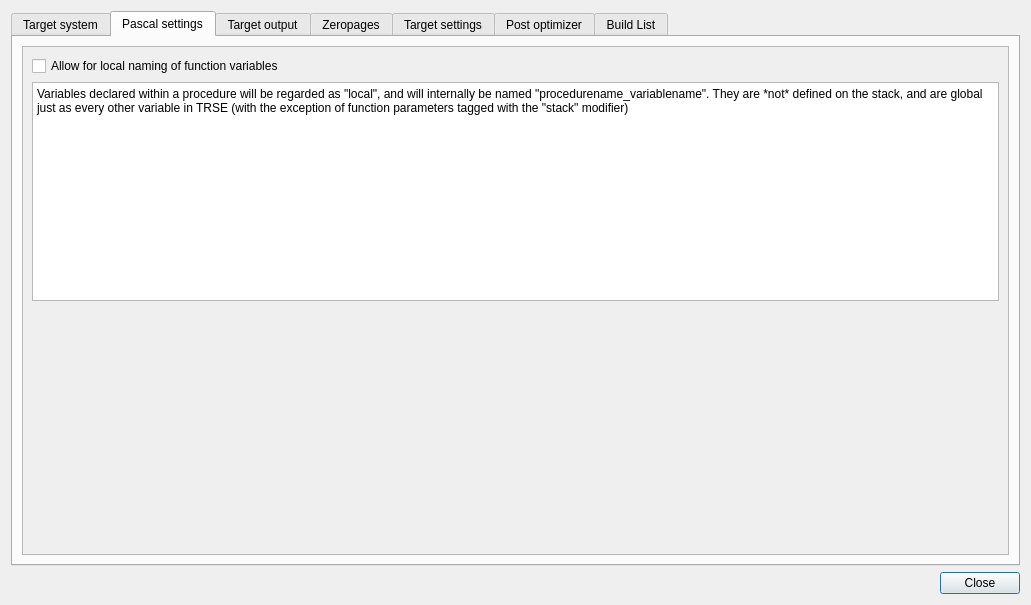
First picture: the form in source/dialogprojectsettings.ui, repository leuat/TRSE, before the edit.
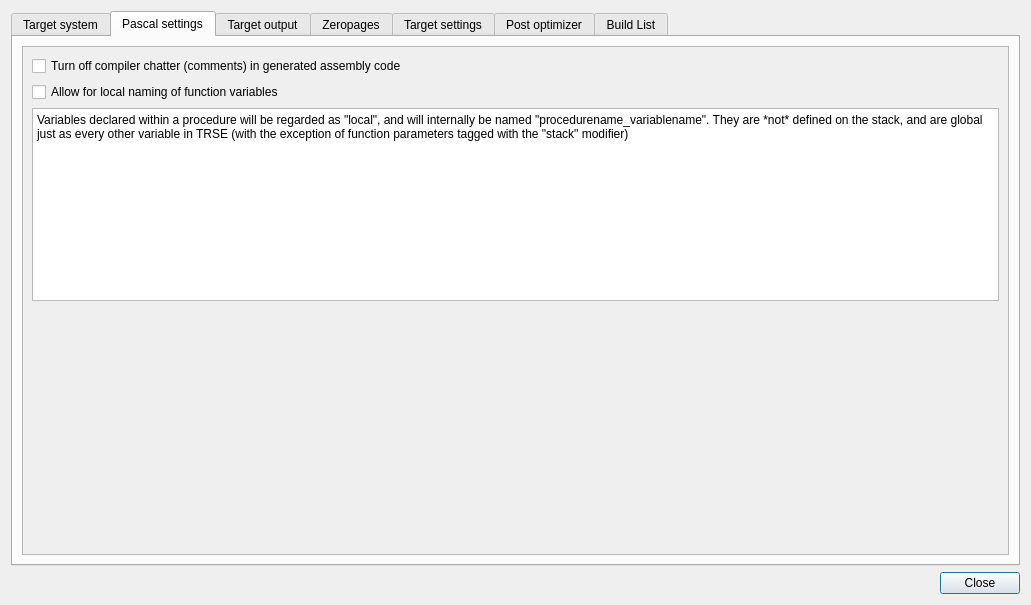
Second picture: the form after the edit. The open tabs and pages were chosen to show the change.

```diff
--- a/source/dialogprojectsettings.ui
+++ b/source/dialogprojectsettings.ui
@@ -1136,14 +1136,7 @@
             <layout class="QGridLayout" name="gridLayout_23">
              <item row="0" column="0">
               <layout class="QGridLayout" name="gridLayout_8">
-               <item row="0" column="0">
-                <widget class="QCheckBox" name="chkLocalVariables">
-                 <property name="text">
-                  <string>Allow for local naming of function variables</string>
-                 </property>
-                </widget>
-               </item>
-               <item row="1" column="0">
+               <item row="2" column="0">
                 <widget class="QTextBrowser" name="textBrowser_3">
                  <property name="html">
                   <string>&lt;!DOCTYPE HTML PUBLIC &quot;-//W3C//DTD HTML 4.0//EN&quot; &quot;http://www.w3.org/TR/REC-html40/strict.dtd&quot;&gt;
@@ -1155,6 +1148,20 @@
                  </property>
                 </widget>
                </item>
+               <item row="1" column="0">
+                <widget class="QCheckBox" name="chkLocalVariables">
+                 <property name="text">
+                  <string>Allow for local naming of function variables</string>
+                 </property>
+                </widget>
+               </item>
+               <item row="0" column="0">
+                <widget class="QCheckBox" name="chkCompilerComments">
+                 <property name="text">
+                  <string>Turn off compiler chatter (comments) in generated assembly code</string>
+                 </property>
+                </widget>
+               </item>
               </layout>
              </item>
              <item row="1" column="0">
```
Left out of the diff: 2 changed lines with no effect on the pictures.
